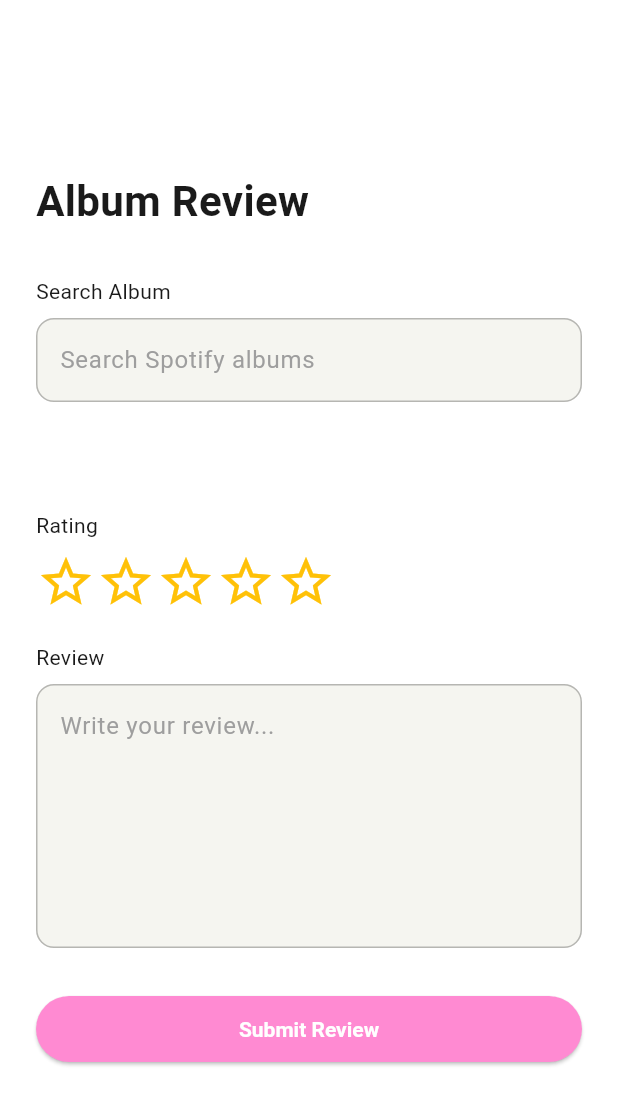
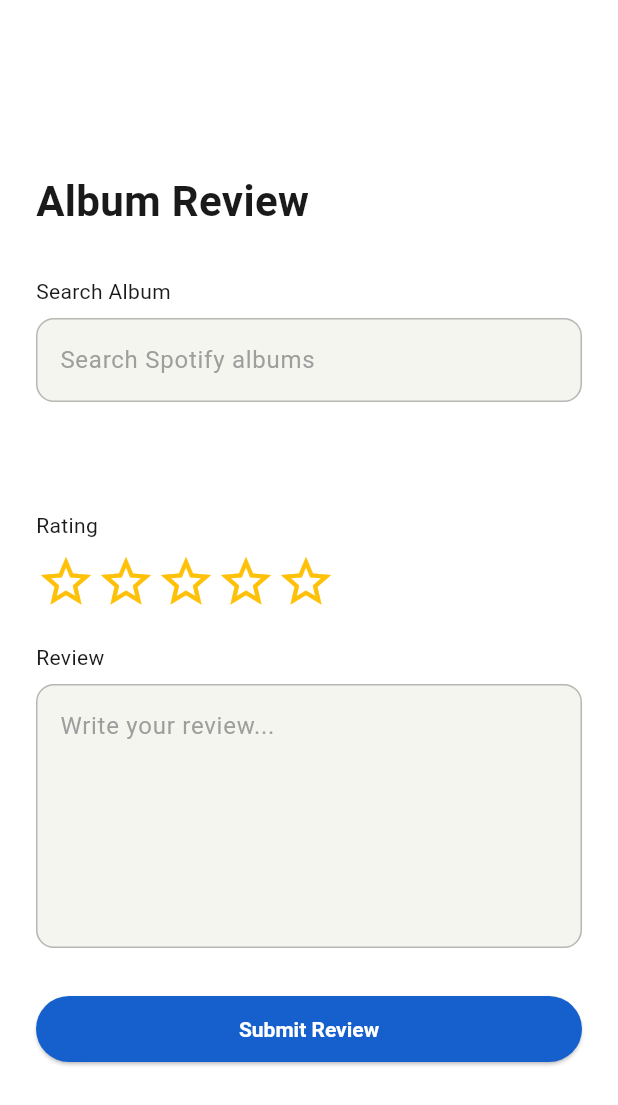
Before and after one commit to shopia-hacks/Just-Dropd, a Flutter app: the AddAlbumReviewPage screen opened directly with empty values, on a phone screen of 412 x 824 dp. Shown: the top 1105 px of the screen. Run offline on Flutter 3.47's test engine with Material 3 defaults, Android fonts, the phone set to English and light mode, and no system bars; our stand-ins replace flutter_svg, google_fonts, image_picker.

Commit message:
Album Review Decoration
Album review decoration re-done.

```diff
--- a/frontend/lib/pages/album_review.dart
+++ b/frontend/lib/pages/album_review.dart
@@ -312,7 +312,6 @@ Future<void> _searchSpotifyAlbums(String query) async {
 
 
                    decoration: BoxDecoration(
-                     border: Border.all(color: Colors.grey.shade300),
                      borderRadius: BorderRadius.circular(12),
                    ),
 
@@ -369,7 +368,6 @@ Future<void> _searchSpotifyAlbums(String query) async {
 
 
                    decoration: BoxDecoration(
-                     border: Border.all(color: Colors.grey.shade300),
                      borderRadius: BorderRadius.circular(12),
                    ),
 
@@ -418,7 +416,6 @@ Future<void> _searchSpotifyAlbums(String query) async {
 
                              Text(
                                _selectedAlbum!["artist"],
-                               style: const TextStyle(color: Colors.grey),
                              ),
                            ],
                          ),
@@ -477,7 +474,6 @@ Future<void> _searchSpotifyAlbums(String query) async {
 
 
                    style: ElevatedButton.styleFrom(
-                     backgroundColor: const Color(0xFFFF8AD2),
                      padding: const EdgeInsets.symmetric(vertical: 14),
                    ),
 
@@ -487,7 +483,6 @@ Future<void> _searchSpotifyAlbums(String query) async {
 
                    child: const Text(
                      "Submit Review",
-                     style: TextStyle(color: Colors.white),
                    ),
                  ),
                ),
```
Also changed, not shown: 1 other file.
